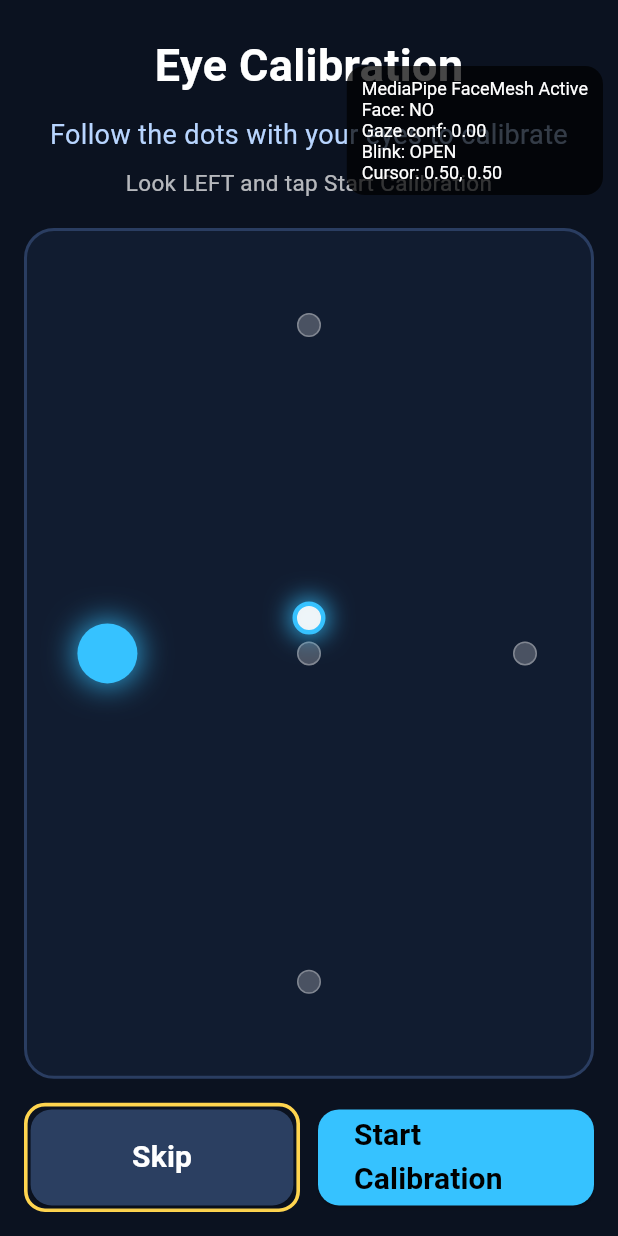
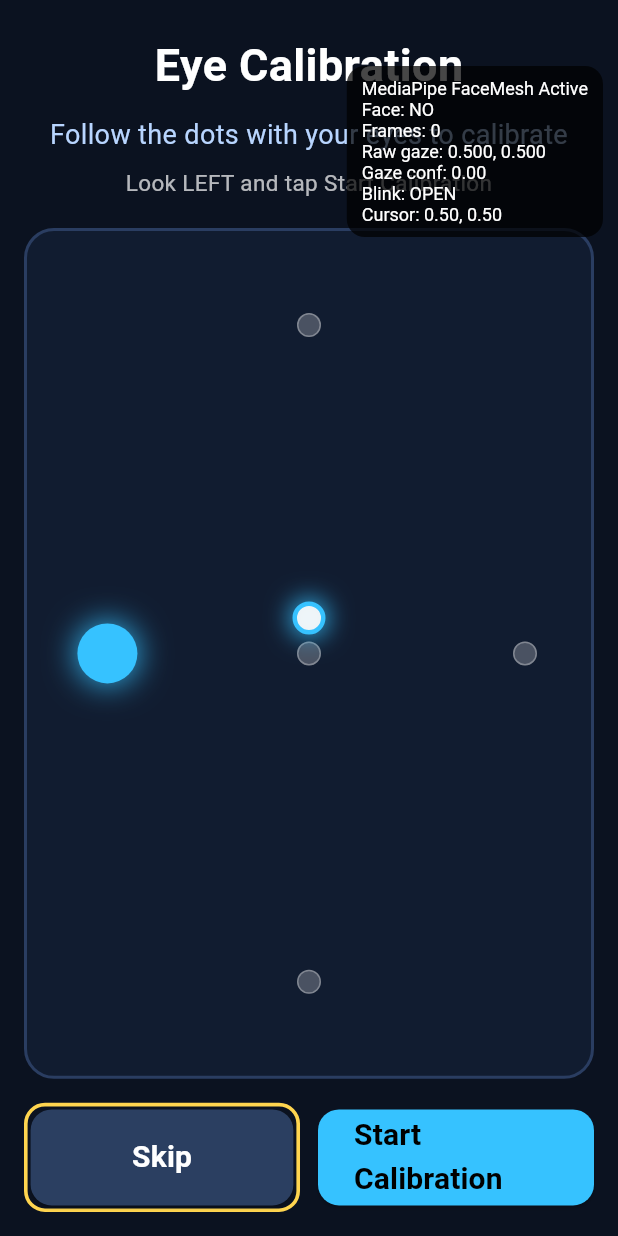
Before and after one commit to jadhavpayal702/Neuro-Link-Final, a Flutter app: the EyeUnlockScreen screen opened directly, on a phone screen of 412 x 824 dp. Run offline on Flutter 3.47's test engine with Material 3 defaults, Android fonts, the light colour scheme and no system bars; our stand-ins replace flutter_tts, geolocator, permission_handler, shared_preferences, speech_to_text; missing offline and left inert: dart:js_interop; accounts and stored records are empty.

Commit message:
Update eyeunlock_screen.dart

```diff
--- a/lib/eye-mode/screens/eyeunlock_screen.dart
+++ b/lib/eye-mode/screens/eyeunlock_screen.dart
@@ -6,7 +6,7 @@ import 'package:flutter/foundation.dart';
 import 'package:neuro_link/eye-mode/eye_tracking/gaze_blink_pipeline.dart';
 import 'package:flutter/material.dart';
 import 'package:flutter_tts/flutter_tts.dart';
-import 'package:neuro_link/eye-mode/services/facemesh_stub.dart';
+import 'package:neuro_link/eye-mode/services/facemesh.dart';
 import 'package:permission_handler/permission_handler.dart';
 
 enum _EyePage { calibration, dashboard, communicate, learn, games, smart }
@@ -42,7 +42,6 @@ class _EyeUnlockScreenState extends State<EyeUnlockScreen>
   late final FlutterTts _tts;
   bool _isSpeaking = false;
   int _debugFrameCount = 0;
-  int _lastLoggedFaceCount = -1;
 
   // Calibration baseline capture.
   final Map<String, Offset> _calibration = {};
@@ -122,6 +121,11 @@ class _EyeUnlockScreenState extends State<EyeUnlockScreen>
         final double x = json['x']?.toDouble() ?? 0.5;
         final double y = json['y']?.toDouble() ?? 0.5;
         final String blinkStr = json['blink'] ?? 'none';
+
+        _debugFrameCount++;
+        if (_debugFrameCount % 30 == 0) {
+          debugPrint('[EyeTrack] frame=$_debugFrameCount  gaze=($x, $y)  blink=$blinkStr');
+        }
 
         final gazeNorm = Offset(x, y);
         final mapped = GazePipeline.mapGazeToCursor(
@@ -445,6 +449,8 @@ class _EyeUnlockScreenState extends State<EyeUnlockScreen>
           children: [
             Text('MediaPipe FaceMesh Active'),
             Text('Face: ${_faceDetected ? "YES" : "NO"}'),
+            Text('Frames: $_debugFrameCount'),
+            Text('Raw gaze: ${_gazePipeline.raw.dx.toStringAsFixed(3)}, ${_gazePipeline.raw.dy.toStringAsFixed(3)}'),
             Text('Gaze conf: ${_lastGazeConfidence.toStringAsFixed(2)}'),
             Text('Blink: $_blinkStatus'),
             Text(
```
